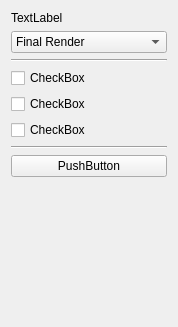
The window that FirstProject/rendersettings.ui (rogerta97/RenderEngine) describes before a commit, drawn with Qt 5.
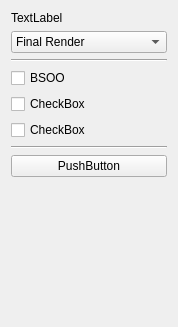
The same window after the commit.

```diff
--- a/FirstProject/rendersettings.ui
+++ b/FirstProject/rendersettings.ui
@@ -40,7 +40,7 @@
    <item>
     <widget class="QCheckBox" name="checkBox">
      <property name="text">
-      <string>CheckBox</string>
+      <string>BSOO</string>
      </property>
     </widget>
    </item>
```
